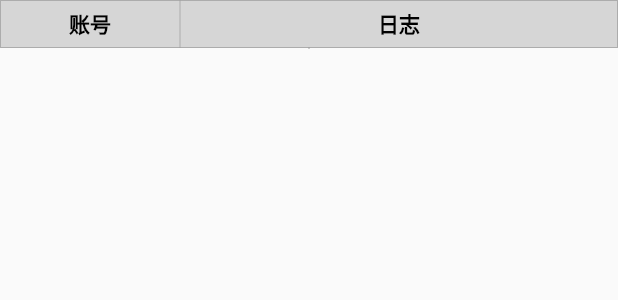
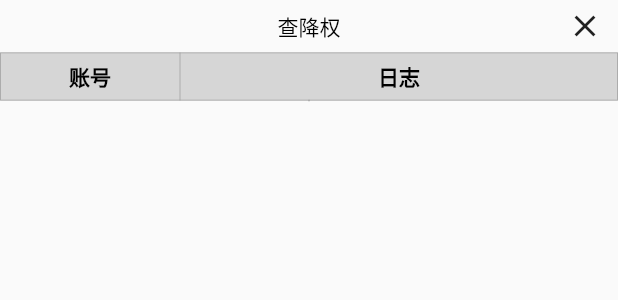
Before and after one commit to yuanyinhua/order, a Flutter app: the QueryAvailablePage widget shown alone on an empty page, opened directly, on a phone screen of 412 x 824 dp. Shown: the top 300 px of the screen. Run offline on Flutter 3.47's test engine with Material 2 defaults, Android fonts, the phone set to English and light mode, and no system bars; our stand-ins replace dio, fluttertoast, qr_flutter, shared_preferences, webview_flutter; accounts and stored records are empty; network calls fail.

Commit message:
界面修改，后台保活

```diff
--- a/lib/api/request.dart
+++ b/lib/api/request.dart
@@ -2,7 +2,7 @@ import 'package:dio/dio.dart';
 import 'package:crypto/crypto.dart';
 import 'dart:convert';
 import '../models/user_info.dart';
-import 'error.dart';
+import '../tools/error.dart';
 
 // 创建 Dio 实例
 Dio _dio = Dio(BaseOptions(
--- a/lib/models/user_info.dart
+++ b/lib/models/user_info.dart
@@ -4,7 +4,6 @@ import 'package:shared_preferences/shared_preferences.dart';
 
 import 'config.dart';
 import 'login_info.dart';
-import 'platform_account_data.dart';
 
 class UserInfo {
   UserInfo._internal();
@@ -22,7 +21,11 @@ class UserInfo {
 
   String? sceneId;
   LoginInfo? _loginInfo;
-  Config config = Config(isActive: false, platformAccounts: "", delayTime: 1.2, queryDelayTime: 0.5);
+  Config config = Config(
+      isActive: false,
+      platformAccounts: "",
+      delayTime: 1.2,
+      queryDelayTime: 0.3);
   // 本地存储
   SharedPreferences? _prefs;
   // 是否登录
@@ -31,7 +34,11 @@ class UserInfo {
   }
 
   // 保存配置信息
-  saveConfig({String? platformAccounts, String? activeCode, double? delayTime, double? queryDelayTime}) {
+  saveConfig(
+      {String? platformAccounts,
+      String? activeCode,
+      double? delayTime,
+      double? queryDelayTime}) {
     if (platformAccounts != null) {
       config.platformAccounts = platformAccounts;
     }
@@ -48,30 +55,37 @@ class UserInfo {
   }
 
   // 更新登录信息
-  updateLoginInfo(String cookies, {Map? wechatData, String? activeCode}) {
-    if (cookies is String && cookies.length > 0 && !cookies.contains("PHPSESSID")) {
-      cookies = "PHPSESSID=;$cookies";
-    }
+  updateLoginInfo(String? cookies, {Map? wechatData, String? activeCode}) {
     if (activeCode != null) {
       saveConfig(activeCode: activeCode);
     }
-    _loginInfo = LoginInfo(cookies: cookies, weChatData: wechatData);
-    _prefs!.setString("loginInfo", _loginInfo.toString());
+    if (cookies is String && cookies.length > 0) {
+      if (!cookies.contains("PHPSESSID")) {
+        cookies = "PHPSESSID=;$cookies";
+      }
+      _loginInfo = LoginInfo(cookies: cookies, weChatData: wechatData);
+      _prefs!.setString("loginInfo", _loginInfo.toString());
+    } else {
+      _loginInfo = null;
+      _prefs!.remove("loginInfo");
+    }
   }
 
   // 初始化本地缓存
   Future setup() async {
     try {
-      await Future.delayed(Duration(seconds: 1));
       _prefs = await SharedPreferences.getInstance();
       if (_prefs!.getString("loginInfo") != null) {
-        _loginInfo = LoginInfo.fromJson(json.decode(_prefs!.getString("loginInfo") as String));
+        _loginInfo = LoginInfo.fromJson(
+            json.decode(_prefs!.getString("loginInfo") as String));
       }
       if (_prefs!.getString("config") != null) {
-        config = Config.fromJson(json.decode(_prefs!.getString("config") as String));
+        config =
+            Config.fromJson(json.decode(_prefs!.getString("config") as String));
       }
     } catch (e) {}
   }
+
   // 公共参数
   String secret = "";
   String windowNo = "";
--- a/lib/pages/login_page.dart
+++ b/lib/pages/login_page.dart
@@ -3,7 +3,7 @@ import 'package:flutter/material.dart';
 import 'package:flutter/cupertino.dart';
 import 'package:task/api/api.dart';
 import 'package:task/models/user_info.dart';
-import 'package:task/views/toast_widget.dart';
+import 'package:task/views/my_toast.dart';
 
 class LoginPage extends StatefulWidget {
   final Function complete;
--- a/lib/pages/query_available_page.dart
+++ b/lib/pages/query_available_page.dart
@@ -1,7 +1,9 @@
+import 'package:flutter/cupertino.dart';
 import 'package:flutter/material.dart';
 import 'package:task/api/api.dart';
-import 'package:task/api/error.dart';
+import 'package:task/tools/error.dart';
 import 'package:task/models/platform_account_data.dart';
+import 'package:task/models/user_info.dart';
 import 'package:task/views/log_table_widget.dart';
 
 class QueryAvailablePage extends StatefulWidget {
@@ -13,16 +15,46 @@ class QueryAvailablePage extends StatefulWidget {
 }
 
 class _QueryAvailablePageState extends State<QueryAvailablePage> {
-  final double _delayTime = 0.5;
+  double _delayTime = UserInfo().config.queryDelayTime;
   List<PlatformAccountLog> _logDatas = [];
-  final List<PlatformAccountData> _tasks = [];
-  bool isRun = true;
   @override
   Widget build(BuildContext context) {
-    return Scaffold(
-      extendBody: true,
-      body: SafeArea(
-        child: LogTableWidget(_logDatas),
+    return Container(
+      height: MediaQuery.of(context).size.height - 50,
+      child: Column(
+        children: [
+          SizedBox(
+            height: 35,
+            child: Stack(
+              children: [
+                Center(
+                  child: Text("查降权", style: TextStyle(color: Colors.black),),
+                ),
+                Row(
+                  children: [
+                    GestureDetector(
+                      child: SizedBox(
+                      child: Center(
+                        child: Icon(Icons.close),
+                      ),
+                      width: 44,
+                    ),
+                    onTap: () {
+                      Navigator.pop(context);
+                    },
+                    )
+                  ],
+                  mainAxisAlignment: MainAxisAlignment.end,
+                )
+              ],
+            ),
+          ),
+          Expanded(
+              child: SizedBox(
+            height: double.infinity,
+            child: LogTableWidget(_logDatas),
+          ))
+        ],
       ),
     );
   }
@@ -30,19 +62,16 @@ class _QueryAvailablePageState extends State<QueryAvailablePage> {
   @override
   void initState() {
     super.initState();
-    _queryAllTaskAvailable(List.from(_tasks));
+    _queryAllTaskAvailable(List.from(UserInfo().config.platformAccountDatas));
   }
 
   // 查询下单账号状态
   void _queryAllTaskAvailable(List<PlatformAccountData> tasks) {
-    if (tasks.length == 0 || !isRun) {
+    if (tasks.length == 0) {
       return;
     }
     // 循环
     Function loop = (List<PlatformAccountData> tasks) {
-      if (!isRun) {
-        return;
-      }
       Future.delayed(Duration(milliseconds: (_delayTime * 1000).toInt()))
           .then((value) {
         _queryAllTaskAvailable(tasks);
@@ -65,8 +94,20 @@ class _QueryAvailablePageState extends State<QueryAvailablePage> {
       if (error is MError && error.code == -1) {
         complete(task, error.toString());
         tasks.removeAt(0);
+      } else if (error is MError && error.code == -100) {
+        _delayTime += 0.1;
+        UserInfo().saveConfig(queryDelayTime: _delayTime);
+      } else {
+        complete(task, error.toString());
+        tasks.removeAt(0);
+        tasks.add(task);
       }
       loop(tasks);
     });
   }
+
+  @override
+  void dispose() {
+    super.dispose();
+  }
 }
--- a/lib/views/alert_dialog.dart
+++ b/lib/views/alert_dialog.dart
@@ -1,5 +1,4 @@
 import 'package:flutter/material.dart';
-
 
 showAlertDialog(BuildContext context, String title, String placeholder,
   Function(String) complete) {
--- a/lib/views/log_table_widget.dart
+++ b/lib/views/log_table_widget.dart
@@ -55,10 +55,14 @@ import 'package:task/models/platform_account_data.dart';
                 ),
               ),
             ),
-            Text(
+            Container(
+              padding: EdgeInsets.all(5),
+              constraints: BoxConstraints(maxHeight: 60),
+              child: Text(
               item.log ?? "",
-              textAlign: TextAlign.center,
-            )
+              textAlign: TextAlign.left,
+            ),
+            ),
           ])
       ],
     );
--- a/lib/views/toast_widget.dart
+++ b/lib/views/my_toast.dart
@@ -1,14 +1,12 @@
 import 'package:fluttertoast/fluttertoast.dart';
-// import 'package:flutter/material.dart';
 
 class MyToast {
   static showToast(String msg) {
-    Fluttertoast.cancel();
     Fluttertoast.showToast(
         msg: msg,
         toastLength: Toast.LENGTH_SHORT,
         gravity: ToastGravity.TOP,
         timeInSecForIosWeb: 2,
-        fontSize: 16.0);
+        fontSize: 14.0);
   }
 }
--- a/pubspec.yaml
+++ b/pubspec.yaml
@@ -37,6 +37,7 @@ dependencies:
   webview_flutter: ^2.1.0
   background_fetch: ^1.0.1
   fluttertoast: ^8.0.8
+  json_serializable: ^5.0.2
 
 dev_dependencies:
   flutter_test:
```
Also changed, not shown: lib/api/api.dart (+9 -4 lines), lib/main.dart (+0 -18 lines), lib/models/my_cookies.dart (+9 -7 lines), lib/my_router.dart (deleted, +0 -28 lines), lib/pages/home_page.dart (+19 -20 lines), lib/tools/bigInt.dart (renamed from lib/api/bigInt.dart), lib/tools/error.dart (renamed from lib/api/error.dart), pubspec.lock, 9 other files.
